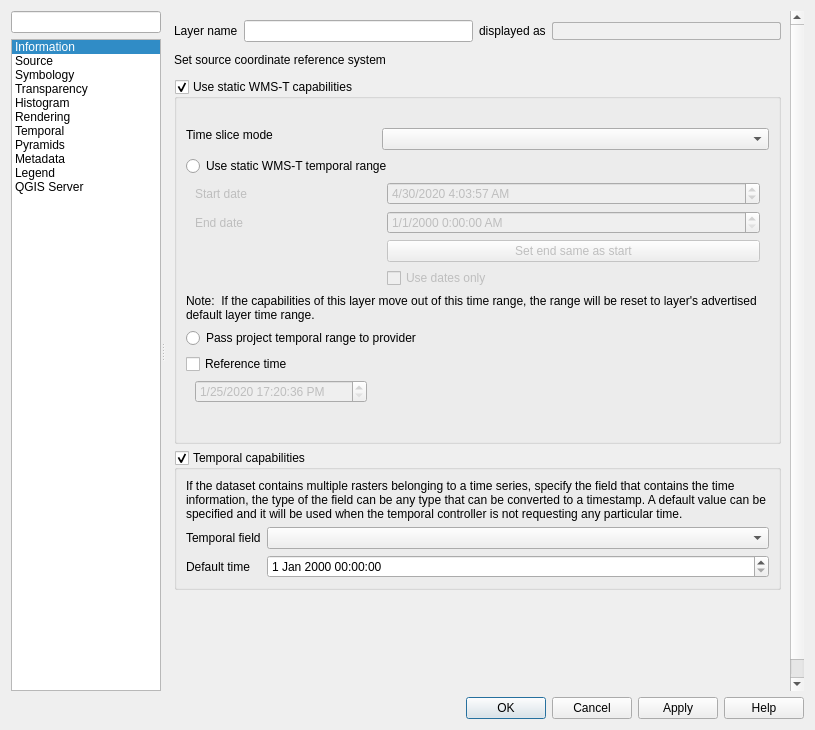
The window that src/ui/qgsrasterlayerpropertiesbase.ui (carsmie/QGIS) describes before a commit, drawn with Qt 5.
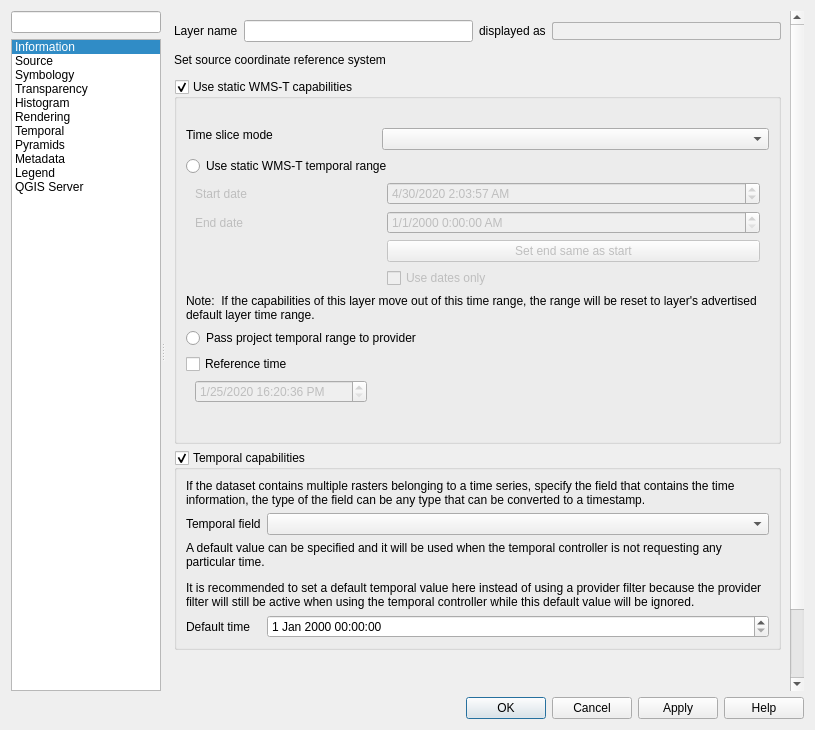
The same window after the commit. Icons and pictures are not drawn. Custom widgets are drawn as their Qt base class.

Commit message: PG raster temporal, partly revert expose default as filter

```diff
--- a/src/ui/qgsrasterlayerpropertiesbase.ui
+++ b/src/ui/qgsrasterlayerpropertiesbase.ui
@@ -301,9 +301,9 @@
               <property name="geometry">
                <rect>
                 <x>0</x>
-                <y>0</y>
+                <y>-188</y>
                 <width>629</width>
-                <height>824</height>
+                <height>914</height>
                </rect>
               </property>
               <layout class="QVBoxLayout" name="verticalLayout_7">
@@ -457,7 +457,7 @@
                       <widget class="QgsDateTimeEdit" name="mStartStaticDateTimeEdit">
                        <property name="dateTime">
                         <datetime>
-                         <hour>4</hour>
+                         <hour>2</hour>
                          <minute>3</minute>
                          <second>57</second>
                          <year>2020</year>
@@ -501,7 +501,7 @@
                       <widget class="QgsDateTimeEdit" name="mReferenceDateTimeEdit">
                        <property name="dateTime">
                         <datetime>
-                         <hour>17</hour>
+                         <hour>16</hour>
                          <minute>20</minute>
                          <second>36</second>
                          <year>2020</year>
@@ -589,6 +589,23 @@
                   <bool>true</bool>
                  </property>
                  <layout class="QGridLayout" name="gridLayout_18">
+                  <item row="0" column="0" colspan="2">
+                   <widget class="QLabel" name="mPostgresRasterTemporalLabel">
+                    <property name="text">
+                     <string>If the dataset contains multiple rasters belonging to a time series, specify the field that contains the time information, the type of the field can be any type that can be converted to a timestamp.</string>
+                    </property>
+                    <property name="wordWrap">
+                     <bool>true</bool>
+                    </property>
+                   </widget>
+                  </item>
+                  <item row="3" column="0">
+                   <widget class="QLabel" name="label_12">
+                    <property name="text">
+                     <string>Default time</string>
+                    </property>
+                   </widget>
+                  </item>
                   <item row="1" column="1">
                    <widget class="QgsFieldComboBox" name="mPostgresRasterTemporalFieldComboBox">
                     <property name="sizePolicy">
@@ -599,9 +616,6 @@
                     </property>
                    </widget>
                   </item>
-                  <item row="2" column="1">
-                   <widget class="QgsDateTimeEdit" name="mPostgresRasterDefaultTime"/>
-                  </item>
                   <item row="1" column="0">
                    <widget class="QLabel" name="label">
                     <property name="text">
@@ -609,23 +623,19 @@
                     </property>
                    </widget>
                   </item>
-                  <item row="0" column="0" colspan="2">
-                   <widget class="QLabel" name="mPostgresRasterTemporalLabel">
+                  <item row="3" column="1">
+                   <widget class="QgsDateTimeEdit" name="mPostgresRasterDefaultTime"/>
+                  </item>
+                  <item row="2" column="0" colspan="2">
+                   <widget class="QLabel" name="label_14">
                     <property name="text">
-                     <string>If the dataset contains multiple rasters belonging to a time series, specify the field that contains the time information, the type of the field can be any type that can be converted to a timestamp. A default value can be specified and it will be used when the temporal controller is not requesting any particular time.</string>
+                     <string>&lt;html&gt;&lt;head/&gt;&lt;body&gt;&lt;p&gt;A default value can be specified and it will be used when the temporal controller is not requesting any particular time.&lt;/p&gt;&lt;p&gt;It is recommended to set a default temporal value here instead of using a provider filter because the provider filter will still be active when using the temporal controller while this default value will be ignored.&lt;/p&gt;&lt;/body&gt;&lt;/html&gt;</string>
                     </property>
                     <property name="wordWrap">
                      <bool>true</bool>
                     </property>
                    </widget>
                   </item>
-                  <item row="2" column="0">
-                   <widget class="QLabel" name="label_12">
-                    <property name="text">
-                     <string>Default time</string>
-                    </property>
-                   </widget>
-                  </item>
                  </layout>
                 </widget>
                </item>
```
The commit also changes 4 other files.
